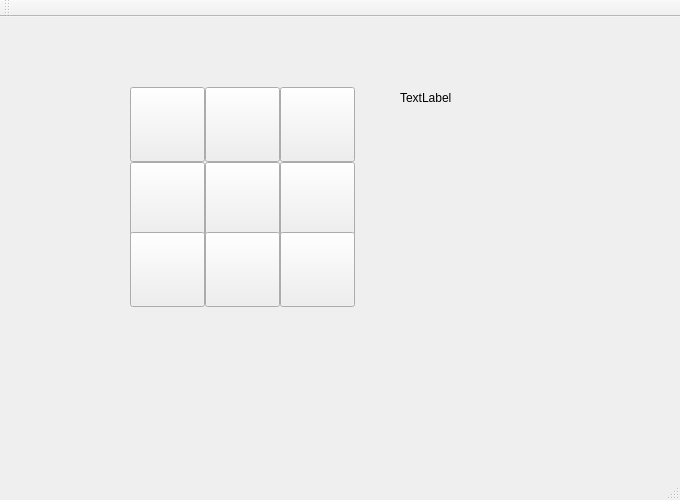
Before: the Qt Designer form game/Game.ui in mateuszstruzik/tic-tac-toe, drawn with Qt 5.
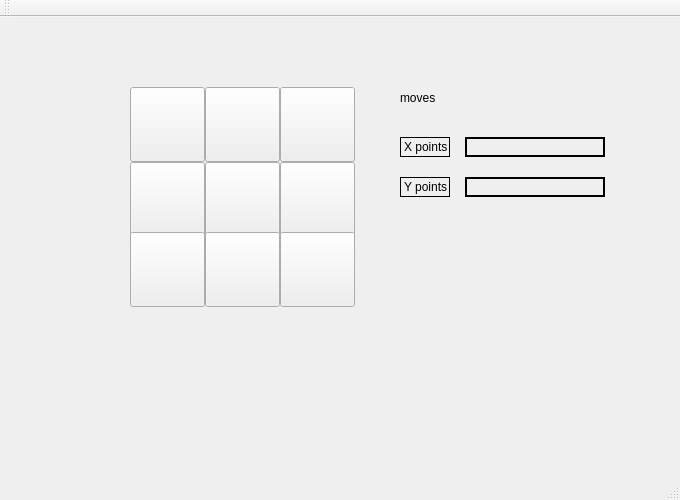
After: the same form once the commit is applied.

Commit message: Logic to count points add, break after point doesn't work

Patch:
```diff
--- a/game/Game.ui
+++ b/game/Game.ui
@@ -141,7 +141,77 @@
      </rect>
     </property>
     <property name="text">
-     <string>TextLabel</string>
+     <string>moves</string>
+    </property>
+   </widget>
+   <widget class="QLabel" name="xpoints">
+    <property name="geometry">
+     <rect>
+      <x>400</x>
+      <y>120</y>
+      <width>50</width>
+      <height>20</height>
+     </rect>
+    </property>
+    <property name="frameShape">
+     <enum>QFrame::Box</enum>
+    </property>
+    <property name="frameShadow">
+     <enum>QFrame::Plain</enum>
+    </property>
+    <property name="text">
+     <string>X points</string>
+    </property>
+   </widget>
+   <widget class="QLabel" name="opoints">
+    <property name="geometry">
+     <rect>
+      <x>400</x>
+      <y>160</y>
+      <width>50</width>
+      <height>20</height>
+     </rect>
+    </property>
+    <property name="frameShape">
+     <enum>QFrame::Box</enum>
+    </property>
+    <property name="frameShadow">
+     <enum>QFrame::Plain</enum>
+    </property>
+    <property name="text">
+     <string>Y points</string>
+    </property>
+   </widget>
+   <widget class="QLabel" name="xpointsview">
+    <property name="geometry">
+     <rect>
+      <x>465</x>
+      <y>120</y>
+      <width>140</width>
+      <height>20</height>
+     </rect>
+    </property>
+    <property name="frameShape">
+     <enum>QFrame::WinPanel</enum>
+    </property>
+    <property name="text">
+     <string></string>
+    </property>
+   </widget>
+   <widget class="QLabel" name="opointsview">
+    <property name="geometry">
+     <rect>
+      <x>465</x>
+      <y>160</y>
+      <width>140</width>
+      <height>20</height>
+     </rect>
+    </property>
+    <property name="frameShape">
+     <enum>QFrame::WinPanel</enum>
+    </property>
+    <property name="text">
+     <string></string>
     </property>
    </widget>
   </widget>
```
The commit also changes 29 other files.
